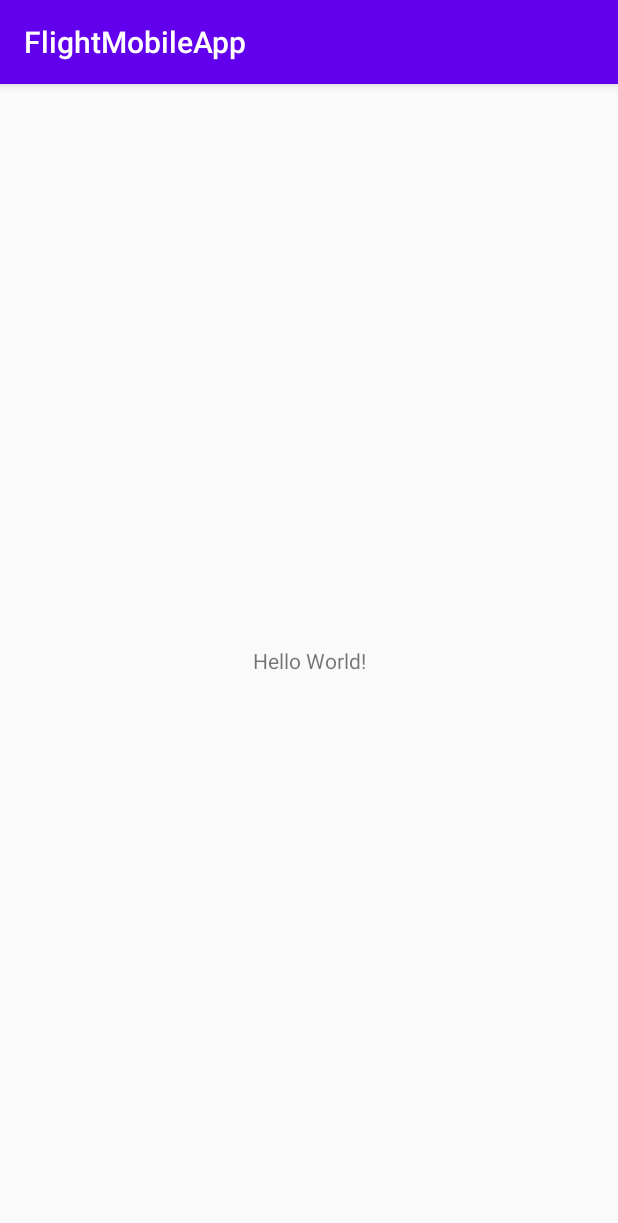
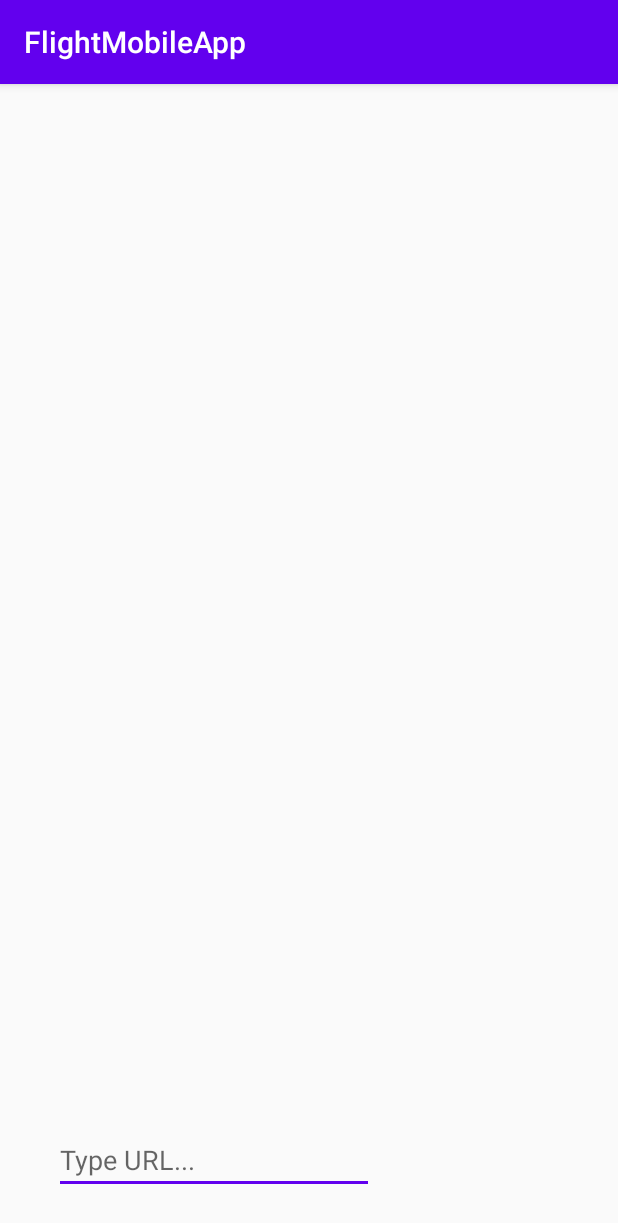
Before and after one commit to YuvalMachlev/FlightMobileApp, an Android app: the screen it shows after launch (MainActivity), on a phone screen of 412 x 824 dp. Shown: the top 1223 px of the screen. Run offline under Robolectric (Android 15) with nearby library versions, the phone set to English and light mode, and no system bars.

Commit message:
edit text for typing URL

```diff
--- a/app/src/main/res/layout/activity_main.xml
+++ b/app/src/main/res/layout/activity_main.xml
@@ -6,13 +6,16 @@
     android:layout_height="match_parent"
     tools:context=".MainActivity">
 
-    <TextView
+    <EditText
+        android:id="@+id/typeURLbox"
         android:layout_width="wrap_content"
         android:layout_height="wrap_content"
-        android:text="Hello World!"
+        android:layout_marginStart="36dp"
+        android:layout_marginBottom="28dp"
+        android:backgroundTint="@color/colorPrimary"
+        android:ems="10"
+        android:hint="Type URL..."
+        android:inputType="textPersonName"
         app:layout_constraintBottom_toBottomOf="parent"
-        app:layout_constraintLeft_toLeftOf="parent"
-        app:layout_constraintRight_toRightOf="parent"
-        app:layout_constraintTop_toTopOf="parent" />
-
+        app:layout_constraintStart_toStartOf="parent" />
 </androidx.constraintlayout.widget.ConstraintLayout>
--- a/app/src/main/res/values/strings.xml
+++ b/app/src/main/res/values/strings.xml
@@ -1,3 +1,4 @@
 <resources>
     <string name="app_name">FlightMobileApp</string>
+    <string name="type_url">Type URL...</string>
 </resources>
```
Also changed, not shown: app/src/main/java/com/combo/flightmobileapp/MainActivity.kt (+9 -0 lines).
